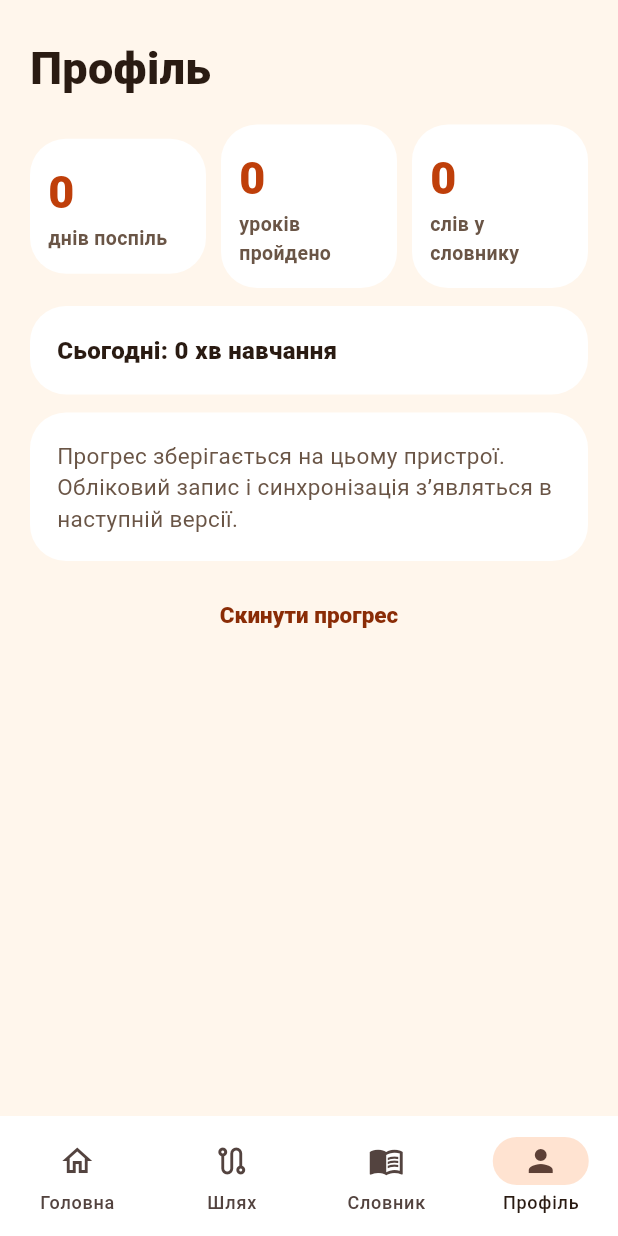
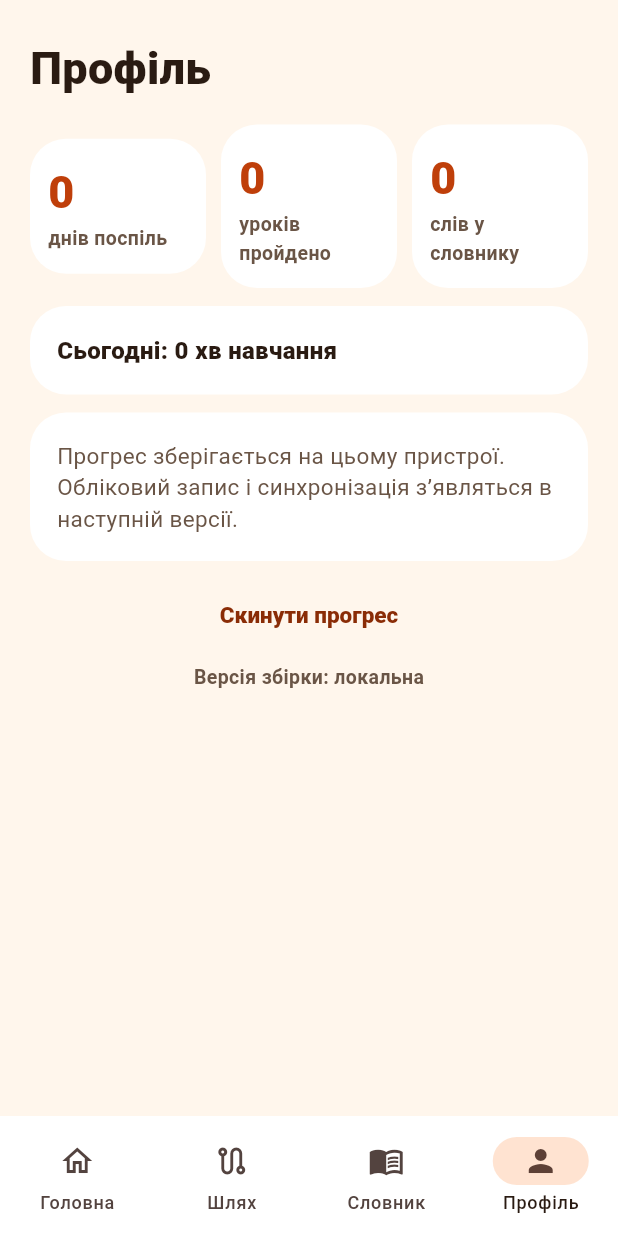
Before and after one commit to studniawiedzy59-eng/studnia-wiedzy, a Flutter app: the screen it shows after launch, item 4 of the bottom bar chosen, on a phone screen of 412 x 824 dp. Run offline on Flutter 3.47's test engine with Material 3 defaults, Android fonts, the phone set to English and light mode, and no system bars; our stand-ins replace flutter_riverpod, flutter_tts, shared_preferences.

Commit message:
Sign test builds with one fixed test key and show the build number
Each CI run used a fresh debug key, so a new APK could not be installed over
the previous one. The build number is now visible in the profile screen.

Co-Authored-By: Claude Fable 5.2 <noreply@anthropic.com>
Claude-Session: https://claude.ai/code/session_01FZZtg4qNrzTiLKkfssD61E

```diff
--- a/lib/features/profile/profile_screen.dart
+++ b/lib/features/profile/profile_screen.dart
@@ -76,6 +76,13 @@ class ProfileTab extends ConsumerWidget {
           onPressed: () => _confirmReset(context, ref),
           child: const Text('Скинути прогрес'),
         ),
+        const SizedBox(height: 8),
+        const Center(
+          child: Text(
+            'Версія збірки: ${String.fromEnvironment('BUILD', defaultValue: 'локальна')}',
+            style: TextStyle(fontSize: 13, fontWeight: FontWeight.w700, color: AppColors.muted),
+          ),
+        ),
       ],
     );
   }
```
Also changed, not shown: 2 other files.
